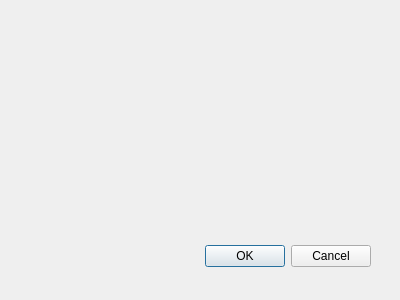
ksshivaprasad/Restaurants-Automation, file RA-Automation/viewrecipe.ui: the form before one commit.
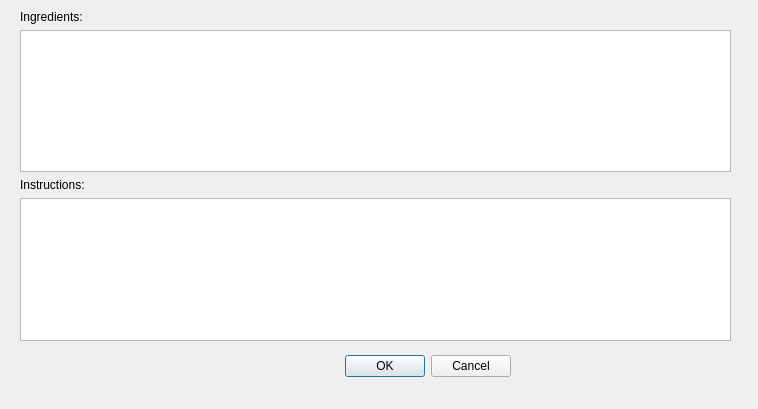
The form after the commit.

```diff
--- a/RA-Automation/viewrecipe.ui
+++ b/RA-Automation/viewrecipe.ui
@@ -8,8 +8,8 @@
    <rect>
     <x>0</x>
     <y>0</y>
-    <width>400</width>
-    <height>300</height>
+    <width>758</width>
+    <height>409</height>
    </rect>
   </property>
   <property name="windowTitle">
@@ -18,8 +18,8 @@
   <widget class="QDialogButtonBox" name="buttonBox">
    <property name="geometry">
     <rect>
-     <x>30</x>
-     <y>240</y>
+     <x>170</x>
+     <y>350</y>
      <width>341</width>
      <height>32</height>
     </rect>
@@ -31,6 +31,38 @@
     <set>QDialogButtonBox::Cancel|QDialogButtonBox::Ok</set>
    </property>
   </widget>
+  <widget class="QWidget" name="verticalLayoutWidget">
+   <property name="geometry">
+    <rect>
+     <x>20</x>
+     <y>10</y>
+     <width>711</width>
+     <height>331</height>
+    </rect>
+   </property>
+   <layout class="QVBoxLayout" name="verticalLayout">
+    <item>
+     <widget class="QLabel" name="ingredientLabel">
+      <property name="text">
+       <string>Ingredients:</string>
+      </property>
+     </widget>
+    </item>
+    <item>
+     <widget class="QTableWidget" name="ingredientTable"/>
+    </item>
+    <item>
+     <widget class="QLabel" name="instructionsLabel">
+      <property name="text">
+       <string>Instructions:</string>
+      </property>
+     </widget>
+    </item>
+    <item>
+     <widget class="QTextBrowser" name="instructionsBrowser"/>
+    </item>
+   </layout>
+  </widget>
  </widget>
  <pixmapfunction/>
  <resources/>
```
Left out of the diff: 5 changed lines with no effect on the pictures.
